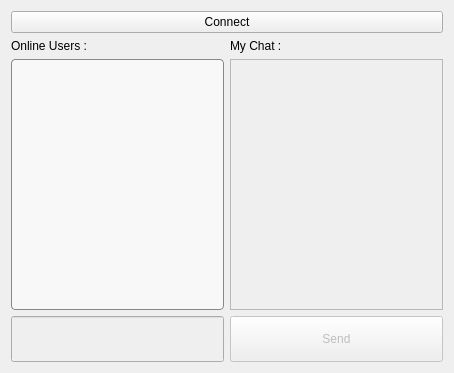
This is Client/chatwindow.ui in aliabodaraa/chat_disktop_application_with_Qt as Qt 5 draws it before an edit. The edited form follows.
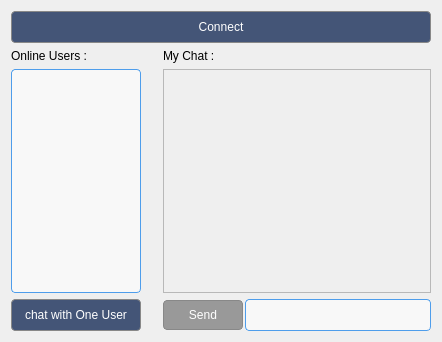
This is the edited form.

Commit message: #3 : chat privately with a specific user .

The edit to the form file:
```diff
--- a/Client/chatwindow.ui
+++ b/Client/chatwindow.ui
@@ -6,8 +6,8 @@
    <rect>
     <x>0</x>
     <y>0</y>
-    <width>454</width>
-    <height>373</height>
+    <width>442</width>
+    <height>342</height>
    </rect>
   </property>
   <property name="windowTitle">
@@ -17,40 +17,56 @@
    <string notr="true"/>
   </property>
   <layout class="QGridLayout" name="gridLayout">
-   <item row="3" column="0">
-    <widget class="QLineEdit" name="messageEdit">
-     <property name="enabled">
-      <bool>false</bool>
-     </property>
-     <property name="styleSheet">
-      <string notr="true">height:40%;
-width:60%;</string>
-     </property>
-    </widget>
-   </item>
-   <item row="0" column="0" colspan="2">
+   <item row="0" column="0" colspan="3">
     <widget class="QPushButton" name="connectButton">
      <property name="autoFillBackground">
-      <bool>true</bool>
+      <bool>false</bool>
      </property>
      <property name="styleSheet">
-      <string notr="true"/>
+      <string notr="true">padding:2px;
+height:26%;
+width:10%;
+border-radius: 4;
+background-color: #457;
+border:1px solid #888;
+color:white;</string>
      </property>
      <property name="text">
       <string>Connect</string>
      </property>
     </widget>
    </item>
-   <item row="2" column="1">
+   <item row="1" column="0">
+    <widget class="QLabel" name="label">
+     <property name="styleSheet">
+      <string notr="true">font: 50 10pt &quot;MS Shell Dlg 2&quot;;</string>
+     </property>
+     <property name="text">
+      <string>Online Users :</string>
+     </property>
+    </widget>
+   </item>
+   <item row="1" column="2">
+    <widget class="QLabel" name="label_2">
+     <property name="styleSheet">
+      <string notr="true">font: 50 10pt &quot;MS Shell Dlg 2&quot;;</string>
+     </property>
+     <property name="text">
+      <string>My Chat :</string>
+     </property>
+    </widget>
+   </item>
+   <item row="2" column="2">
     <widget class="QListView" name="chatView">
      <property name="enabled">
       <bool>false</bool>
      </property>
      <property name="styleSheet">
-      <string notr="true">chatView{
+      <string notr="true">
 border-radius: 4;
 background-color: rgb(248, 248, 248);
-border:1px solid #888;}
+border:1px solid rgb(78, 157, 235);
+
 chatView::item{
     color: white;
 font-size:20px;
@@ -67,57 +83,135 @@
      </property>
     </widget>
    </item>
-   <item row="3" column="1">
-    <widget class="QPushButton" name="sendButton">
-     <property name="enabled">
-      <bool>false</bool>
-     </property>
-     <property name="styleSheet">
-      <string notr="true">padding:2px;
-height:40%;
-width:40%;
-</string>
-     </property>
-     <property name="text">
-      <string>Send</string>
-     </property>
-     <property name="default">
-      <bool>true</bool>
-     </property>
-    </widget>
-   </item>
    <item row="2" column="0">
     <widget class="QListWidget" name="listWidget">
+     <property name="minimumSize">
+      <size>
+       <width>0</width>
+       <height>0</height>
+      </size>
+     </property>
+     <property name="maximumSize">
+      <size>
+       <width>130</width>
+       <height>16777215</height>
+      </size>
+     </property>
      <property name="styleSheet">
       <string notr="true">QListWidget{
 border-radius: 4;
 background-color: rgb(248, 248, 248);
-border:1px solid #888;
+border:1px solid rgb(78, 157, 235);
 }
 QListWidget::item{
    color: white;
    font-size:20px;
    border: none;
-   height:40px;
+   height:25px;
    margin:1px;
    border-radius: 4;
-   background-color: #444;
+   background-color: #666;
    border:1px solid #888;
 }</string>
      </property>
     </widget>
    </item>
-   <item row="1" column="0">
-    <widget class="QLabel" name="label">
-     <property name="text">
-      <string>Online Users :</string>
+   <item row="3" column="2">
+    <layout class="QHBoxLayout" name="horizontalLayout" stretch="3,7">
+     <property name="spacing">
+      <number>2</number>
      </property>
-    </widget>
+     <property name="sizeConstraint">
+      <enum>QLayout::SetMinimumSize</enum>
+     </property>
+     <property name="bottomMargin">
+      <number>0</number>
+     </property>
+     <item>
+      <widget class="QPushButton" name="sendButton">
+       <property name="enabled">
+        <bool>true</bool>
+       </property>
+       <property name="minimumSize">
+        <size>
+         <width>10</width>
+         <height>0</height>
+        </size>
+       </property>
+       <property name="maximumSize">
+        <size>
+         <width>16777215</width>
+         <height>30</height>
+        </size>
+       </property>
+       <property name="styleSheet">
+        <string notr="true">padding:2px;
+height:26%;
+width:10%;
+border-radius: 4;
+background-color: #999;
+border:1px solid #888;
+color:white;</string>
+       </property>
+       <property name="text">
+        <string>Send</string>
+       </property>
+       <property name="checkable">
+        <bool>true</bool>
+       </property>
+       <property name="default">
+        <bool>true</bool>
+       </property>
+       <property name="flat">
+        <bool>true</bool>
+       </property>
+      </widget>
+     </item>
+     <item>
+      <widget class="QLineEdit" name="messageEdit">
+       <property name="enabled">
+        <bool>false</bool>
+       </property>
+       <property name="styleSheet">
+        <string notr="true">height:30%;
+width:80%;
+border-radius: 4;
+background-color: rgb(248, 248, 248);
+border:1px solid  rgb(78, 157, 235);</string>
+       </property>
+      </widget>
+     </item>
+    </layout>
    </item>
-   <item row="1" column="1">
-    <widget class="QLabel" name="label_2">
+   <item row="2" column="1">
+    <spacer name="horizontalSpacer">
+     <property name="orientation">
+      <enum>Qt::Horizontal</enum>
+     </property>
+     <property name="sizeType">
+      <enum>QSizePolicy::Minimum</enum>
+     </property>
+     <property name="sizeHint" stdset="0">
+      <size>
+       <width>10</width>
+       <height>70</height>
+      </size>
+     </property>
+    </spacer>
+   </item>
+   <item row="3" column="0">
+    <widget class="QPushButton" name="ButtonChatOneUser">
+     <property name="styleSheet">
+      <string notr="true">padding:2px;
+height:26%;
+width:10%;
+border-radius: 4;
+background-color: #457;
+border:1px solid #888;
+color:white;</string>
+     </property>
      <property name="text">
-      <string>My Chat :</string>
+      <string>chat with One User</string>
      </property>
     </widget>
    </item>
```
Left out of the diff: 9 changed lines with no effect on the pictures. The commit also changes 10 other files.
